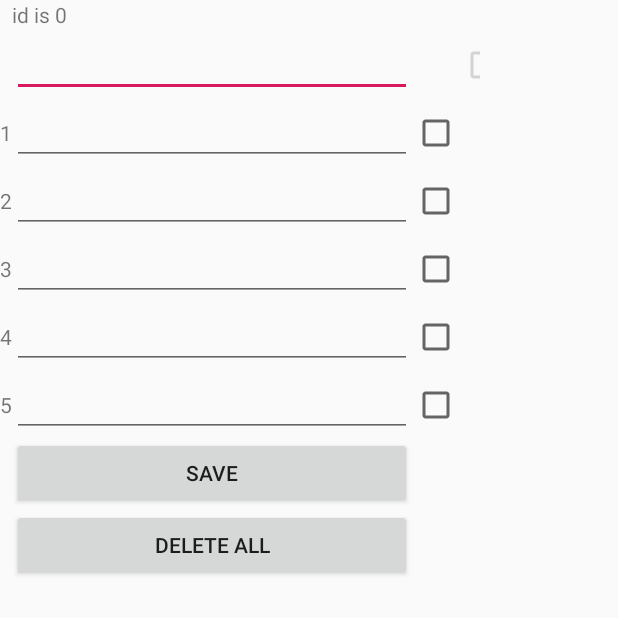
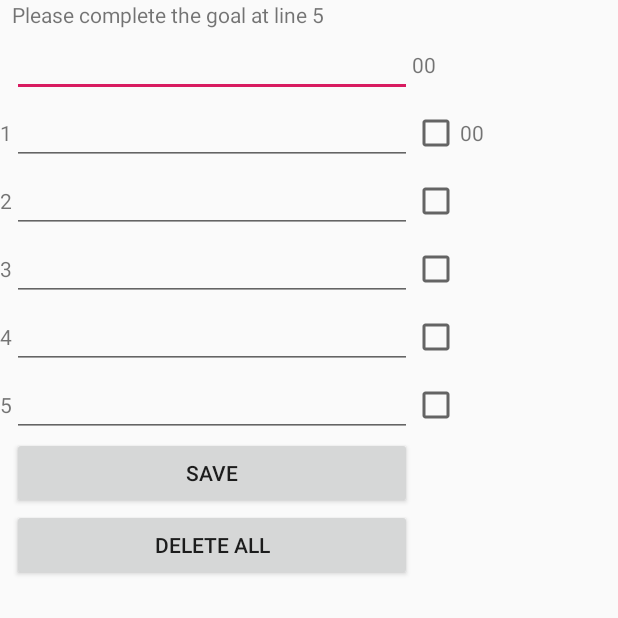
Before and after one commit to geekgirlwisdom/lasalle, an Android app: the DataEntryScreen screen opened directly, with no data from a screen before it, after a tap on "SAVE", on a phone screen of 412 x 824 dp, the top half of it. Run offline under Robolectric (Android 15) with nearby library versions, the phone set to English and light mode, and no system bars.

Commit message:
updated code - dataentry2

```diff
--- a/app/src/main/res/layout/dataentryscreen.xml
+++ b/app/src/main/res/layout/dataentryscreen.xml
@@ -20,8 +20,12 @@
         android:layout_height="wrap_content"
         />
 
-        <TextView android:id="@+id/id_task0"  android:width="5px"  android:layout_column="3" />
-        <CheckBox android:width="20px"  android:id="@+id/cb_task0" android:enabled="false"  android:layout_column="3" />
+        <TextView
+            android:id="@+id/id_task0"
+            android:layout_column="3"
+            android:width="15px"
+            android:text="00" />
+        <CheckBox android:width="20px"  android:id="@+id/cb_task0" android:enabled="false" android:visibility="invisible"  android:layout_column="3" />
         <!--
         <EditText  android:id="@+id/dte_expectedDate"  android:inputType="date"    android:layout_column="3" />
             -->
@@ -32,16 +36,15 @@
     <TextView  android:id="@+id/lbl_task"   android:text="1"    android:layout_column="1"  />
           <EditText android:id="@+id/txt_task1"  android:inputType="text"  android:width="400px" android:layout_column="2"    />
         <CheckBox  android:layout_width="wrap_content"   android:layout_height="wrap_content" android:id="@+id/cb_task1"  android:layout_column="3" />
-        <TextView  android:id="@+id/id_task1"   android:width="5px"  android:layout_column="3"  />
+         <TextView   android:id="@+id/id_task1"    android:layout_column="3"   android:width="45px"  android:text="00" />
     </TableRow>
 
     <!-- 2 -->
     <TableRow>
         <TextView android:text="2"   android:layout_column="1" />
         <EditText   android:id="@+id/txt_task2"  android:inputType="text"  android:width="400px" android:layout_column="2"  />
-        <CheckBox  android:layout_width="wrap_content"
-            android:layout_height="wrap_content" android:id="@+id/cb_task2"   android:layout_column="3"  />
-        <TextView android:visibility="invisible" android:id="@+id/id_task2" />
+        <CheckBox  android:layout_width="wrap_content"   android:layout_height="wrap_content" android:id="@+id/cb_task2"   android:layout_column="3"  />
+        <TextView android:visibility="visible" android:id="@+id/id_task2"   android:layout_column="3"   android:width="45px"  />
     </TableRow>
 
     <!-- 3-->
```
Also changed, not shown: app/src/main/java/com/scheduler/DataEntryScreen.java (+50 -21 lines).
